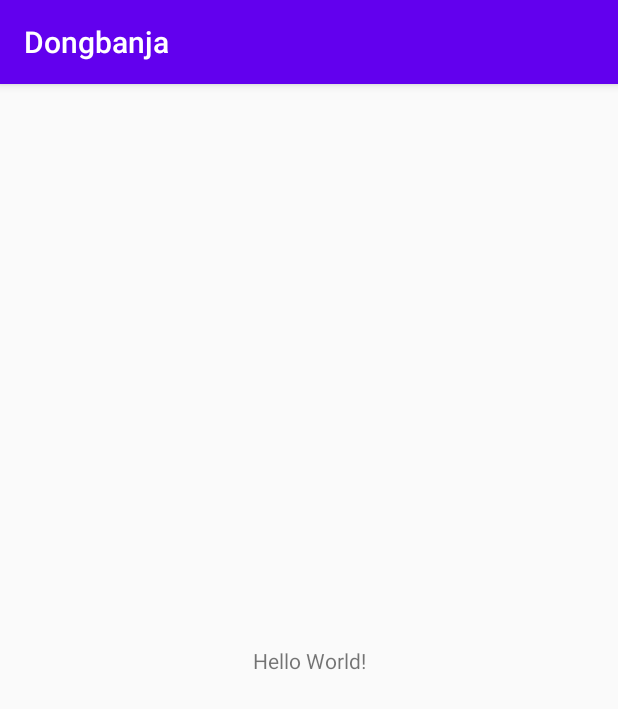
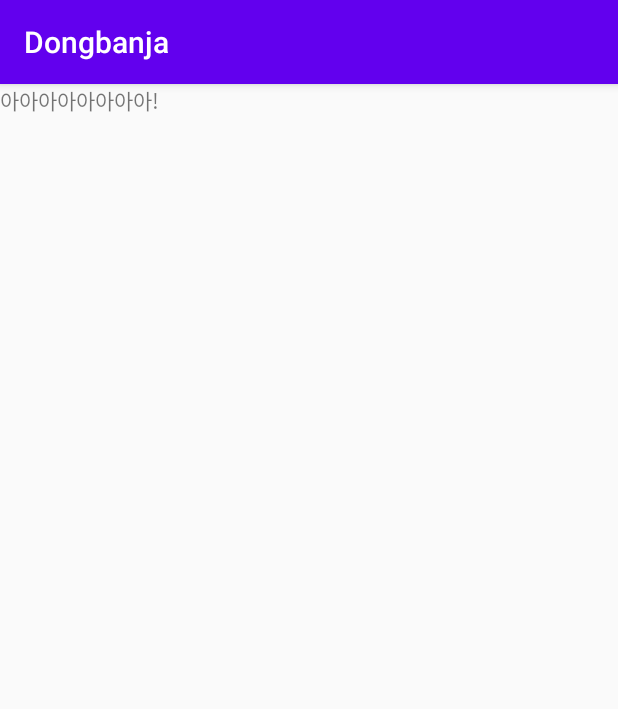
Before and after one commit to johi98/Dongbanja, an Android app: the screen it shows after launch (MainActivity), on a phone screen of 412 x 824 dp. Shown: the top 709 px of the screen. Run offline under Robolectric (Android 15) with nearby library versions, the phone set to English and light mode, and no system bars.

Commit message:
0415 1234

```diff
--- a/app/src/main/res/layout/activity_main.xml
+++ b/app/src/main/res/layout/activity_main.xml
@@ -1,5 +1,5 @@
 <?xml version="1.0" encoding="utf-8"?>
-<androidx.constraintlayout.widget.ConstraintLayout xmlns:android="http://schemas.android.com/apk/res/android"
+<LinearLayout xmlns:android="http://schemas.android.com/apk/res/android"
     xmlns:app="http://schemas.android.com/apk/res-auto"
     xmlns:tools="http://schemas.android.com/tools"
     android:layout_width="match_parent"
@@ -9,10 +9,10 @@
     <TextView
         android:layout_width="wrap_content"
         android:layout_height="wrap_content"
-        android:text="Hello World!"
+        android:text="아아아아아아아아!"
         app:layout_constraintBottom_toBottomOf="parent"
         app:layout_constraintLeft_toLeftOf="parent"
         app:layout_constraintRight_toRightOf="parent"
         app:layout_constraintTop_toTopOf="parent" />
 
-</androidx.constraintlayout.widget.ConstraintLayout>
+</LinearLayout>
```
